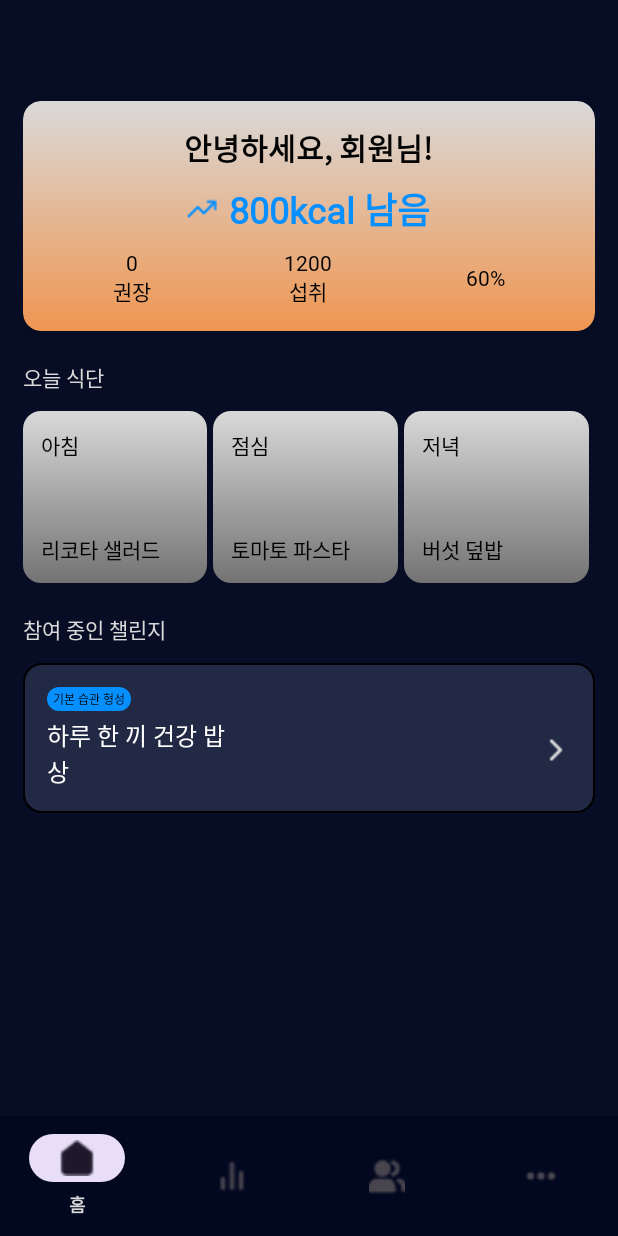
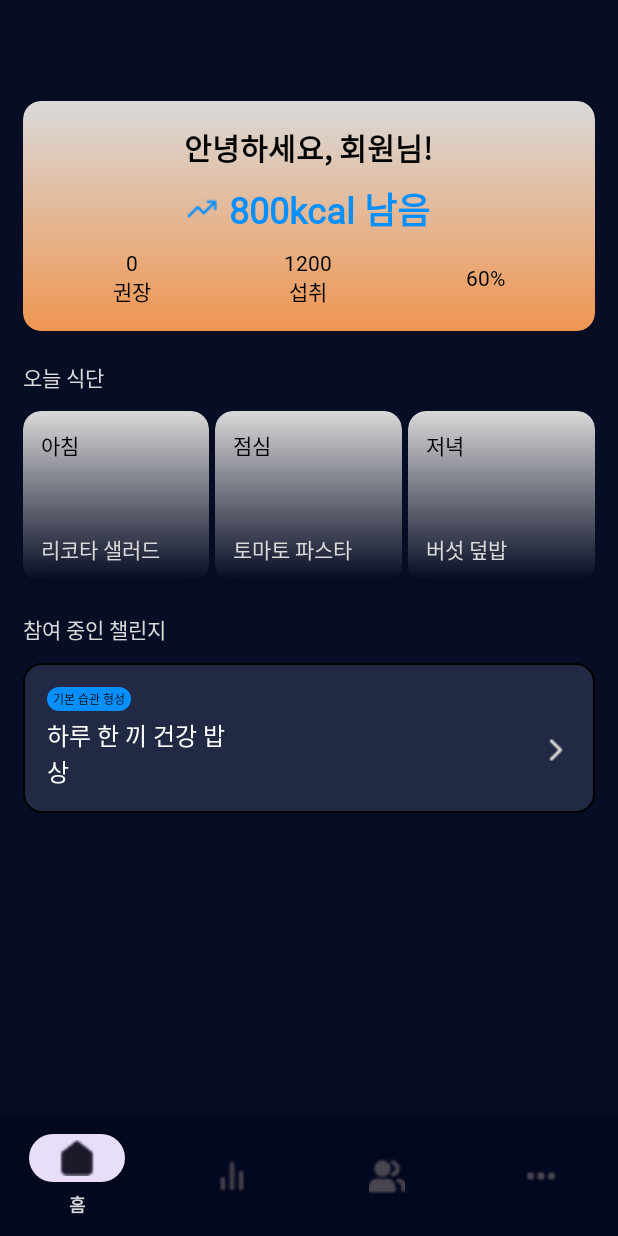
Before and after one commit to kimlog126/EATTO, an Android app: the screen it shows after launch once a user with an empty profile is signed in (Home), on a phone screen of 412 x 824 dp. Run offline under Robolectric (Android 15) with nearby library versions, the phone set to English and light mode, and no system bars; our stand-ins replace Firebase (no records; nobody signed in at launch, a user with empty details on screens opened directly); pictures from the network do not load.

Commit message:
✨feature: pixabay api connect to food image

```diff
--- a/app/build.gradle.kts
+++ b/app/build.gradle.kts
@@ -3,6 +3,8 @@ plugins {
     alias(libs.plugins.kotlin.android)
 
     id("com.google.gms.google-services")
+
+    id("org.jetbrains.kotlin.kapt")
 }
 
 android {
@@ -54,7 +56,17 @@ dependencies {
     implementation(libs.firebase.firestore.ktx)
     implementation(libs.firebase.analytics)
 
+    // 이미지 api
+    implementation("com.github.bumptech.glide:glide:4.16.0")
+    kapt("com.github.bumptech.glide:compiler:4.16.0")
+
+    implementation("com.squareup.okhttp3:okhttp:4.12.0")
+    implementation("com.squareup.okhttp3:logging-interceptor:4.12.0")
+
     testImplementation(libs.junit)
     androidTestImplementation(libs.androidx.junit)
     androidTestImplementation(libs.androidx.espresso.core)
+
+
+
 }
--- a/app/src/main/AndroidManifest.xml
+++ b/app/src/main/AndroidManifest.xml
@@ -1,6 +1,9 @@
 <?xml version="1.0" encoding="utf-8"?>
 <manifest xmlns:android="http://schemas.android.com/apk/res/android"
     xmlns:tools="http://schemas.android.com/tools">
+
+    <uses-permission android:name="android.permission.INTERNET" />
+
 
     <application
         android:allowBackup="true"
--- a/app/src/main/java/com/example/eatto/home/Home.kt
+++ b/app/src/main/java/com/example/eatto/home/Home.kt
@@ -2,29 +2,35 @@ package com.example.eatto.home
 
 import android.content.Intent
 import android.os.Bundle
+import android.util.Log
+import android.widget.ImageView
 import androidx.appcompat.app.AppCompatActivity
+import com.bumptech.glide.Glide
 import com.example.eatto.R
 import com.example.eatto.community.Challenge
 import com.example.eatto.community.Community
 import com.example.eatto.databinding.ActivityHomeBinding
-import com.example.eatto.intro.IntroSet2
 import com.example.eatto.more.More
 import com.example.eatto.report.Report
 import com.google.firebase.auth.FirebaseAuth
 import com.google.firebase.firestore.FirebaseFirestore
+import okhttp3.*
+import org.json.JSONObject
+import java.io.IOException
 
 class Home : AppCompatActivity() {
 
     private lateinit var binding: ActivityHomeBinding
+    private val client = OkHttpClient()
+    private val apiKey = "50875245-0e137f986f3f32d95a0321e67"
 
     override fun onCreate(savedInstanceState: Bundle?) {
         super.onCreate(savedInstanceState)
 
-        // ViewBinding 연결
         binding = ActivityHomeBinding.inflate(layoutInflater)
         setContentView(binding.root)
 
-        // ✅ Firestore에서 사용자 정보 불러오기
+        // Firestore에서 사용자 정보 불러오기
         val uid = FirebaseAuth.getInstance().currentUser?.uid
         if (uid != null) {
             FirebaseFirestore.getInstance().collection("users").document(uid)
@@ -42,13 +48,19 @@ class Home : AppCompatActivity() {
                 }
         }
 
+        // 음식 이름에 맞는 이미지 불러오기
+        val food1 = binding.food1.text.toString()
+        val food2 = binding.food2.text.toString()
+        val food3 = binding.food3.text.toString()
+
+        fetchFoodImage(food1, binding.morningImage)
+        fetchFoodImage(food2, binding.lunchImage)
+        fetchFoodImage(food3, binding.dinnerImage)
+
         // BottomNavigationView 클릭 처리
         binding.bottomNav.setOnItemSelectedListener { item ->
             when (item.itemId) {
-                R.id.nav_home -> {
-                    // 현재 화면이므로 이동 X
-                    true
-                }
+                R.id.nav_home -> true
                 R.id.nav_report -> {
                     startActivity(Intent(this, Report::class.java))
                     true
@@ -65,11 +77,42 @@ class Home : AppCompatActivity() {
             }
         }
 
-        // 화살표 버튼 클릭 → Challenge로 이동
+        // 챌린지 이동
         binding.imageButton.setOnClickListener {
             val intent = Intent(this, Challenge::class.java)
             startActivity(intent)
             finish()
         }
     }
+
+    private fun fetchFoodImage(foodName: String, imageView: ImageView) {
+        val url =
+            "https://pixabay.com/api/?key=$apiKey&q=${foodName}&image_type=photo&orientation=horizontal&per_page=3&lang=ko&category=food&editors_choice=true&order=popular&safesearch=true"
+
+
+
+        val request = Request.Builder().url(url).build()
+
+        client.newCall(request).enqueue(object : Callback {
+            override fun onFailure(call: Call, e: IOException) {
+                Log.e("Pixabay", "이미지 요청 실패: $e")
+            }
+
+            override fun onResponse(call: Call, response: Response) {
+                response.body?.string()?.let {
+                    val json = JSONObject(it)
+                    val hits = json.getJSONArray("hits")
+                    if (hits.length() > 0) {
+                        val imageUrl = hits.getJSONObject(0).getString("webformatURL")
+                        runOnUiThread {
+                            Glide.with(imageView.context)
+                                .load(imageUrl)
+                                .centerCrop()
+                                .into(imageView)
+                        }
+                    }
+                }
+            }
+        })
+    }
 }
--- a/app/src/main/java/com/example/eatto/intro/IntroSet1.kt
+++ b/app/src/main/java/com/example/eatto/intro/IntroSet1.kt
@@ -18,7 +18,7 @@ class IntroSet1 : AppCompatActivity() {
         binding.start1.setOnClickListener {
             val intent = Intent(this, IntroSet2::class.java)
             startActivity(intent)
-            finish() // 이전 액티비티 닫기 원할 경우
+            finish()
         }
     }
 }
--- a/app/src/main/java/com/example/eatto/intro/IntroSet2.kt
+++ b/app/src/main/java/com/example/eatto/intro/IntroSet2.kt
@@ -48,7 +48,7 @@ class IntroSet2 : AppCompatActivity() {
                                 val prefs = getSharedPreferences("user", MODE_PRIVATE)
                                 prefs.edit().putString("uid", uid).apply()
 
-                                // 성공적으로 저장 후에 화면 이동
+                                //  저장 후에 화면 이동
                                 startActivity(Intent(this, Home::class.java))
                                 finish()
                             }
--- a/app/src/main/res/drawable/card_food.xml
+++ b/app/src/main/res/drawable/card_food.xml
@@ -3,7 +3,7 @@
 
     <gradient
         android:startColor="@color/secondary"
-        android:endColor="#737373"
+        android:endColor="@color/primary"
         android:angle="270" />
     <corners android:radius="12dp" />
 
--- a/app/src/main/res/layout/activity_home.xml
+++ b/app/src/main/res/layout/activity_home.xml
@@ -137,19 +137,34 @@
                 android:id="@+id/todayFoodSection"
                 android:layout_width="match_parent"
                 android:layout_height="wrap_content"
+                android:layout_gravity="center"
                 android:layout_marginTop="8dp"
                 android:gravity="center"
                 android:orientation="horizontal"
                 android:weightSum="3">
 
                 <!-- 아침 카드 -->
-                <LinearLayout
+                <FrameLayout
                     android:id="@+id/morningCard"
                     android:layout_width="0dp"
                     android:layout_height="wrap_content"
                     android:layout_marginEnd="4dp"
                     android:layout_weight="1"
                     android:background="@drawable/card_food"
+                    android:clipToOutline="true"
+                    android:elevation="4dp"
+                    android:foreground="?attr/selectableItemBackground">
+
+                    <ImageView
+                        android:id="@+id/morningImage"
+                        android:layout_width="match_parent"
+                        android:layout_height="110dp"
+                        android:alpha="0.5"
+                        android:scaleType="centerCrop" />
+
+                    <LinearLayout
+                        android:layout_width="match_parent"
+                        android:layout_height="wrap_content"
                         android:orientation="vertical"
                         android:padding="12dp">
 
@@ -168,17 +183,29 @@
                             android:layout_marginTop="48dp"
                             android:fontFamily="@font/pretendard_bold"
                             android:text="리코타 샐러드"
-                        android:textColor="@color/text" />
+                            android:textColor="@color/secondary" />
                     </LinearLayout>
+                </FrameLayout>
 
-                <!-- 점심 카드 -->
-                <LinearLayout
+                <FrameLayout
                     android:id="@+id/lunchCard"
                     android:layout_width="0dp"
                     android:layout_height="wrap_content"
                     android:layout_marginEnd="4dp"
                     android:layout_weight="1"
                     android:background="@drawable/card_food"
+                    android:clipToOutline="true">
+
+                    <ImageView
+                        android:id="@+id/lunchImage"
+                        android:layout_width="match_parent"
+                        android:layout_height="110dp"
+                        android:alpha="0.3"
+                        android:scaleType="centerCrop" />
+
+                    <LinearLayout
+                        android:layout_width="match_parent"
+                        android:layout_height="wrap_content"
                         android:orientation="vertical"
                         android:padding="12dp">
 
@@ -197,17 +224,29 @@
                             android:layout_marginTop="48dp"
                             android:fontFamily="@font/pretendard_bold"
                             android:text="토마토 파스타"
-                        android:textColor="@color/text" />
+                            android:textColor="@color/secondary" />
                     </LinearLayout>
+                </FrameLayout>
 
                 <!-- 저녁 카드 -->
-                <LinearLayout
+                <FrameLayout
                     android:id="@+id/dinnerCard"
                     android:layout_width="0dp"
                     android:layout_height="wrap_content"
-                    android:layout_marginEnd="4dp"
                     android:layout_weight="1"
                     android:background="@drawable/card_food"
+                    android:clipToOutline="true">
+
+                    <ImageView
+                        android:id="@+id/dinnerImage"
+                        android:layout_width="match_parent"
+                        android:layout_height="110dp"
+                        android:alpha="0.3"
+                        android:scaleType="centerCrop" />
+
+                    <LinearLayout
+                        android:layout_width="match_parent"
+                        android:layout_height="wrap_content"
                         android:orientation="vertical"
                         android:padding="12dp">
 
@@ -226,12 +265,14 @@
                             android:layout_marginTop="48dp"
                             android:fontFamily="@font/pretendard_bold"
                             android:text="버섯 덮밥"
-                        android:textColor="@color/text" />
+                            android:textColor="@color/secondary" />
                     </LinearLayout>
+                </FrameLayout>
+
 
             </LinearLayout>
 
-            <!-- 4. 챌린지 카드 -->
+            <!-- 챌린지 -->
 
             <TextView
                 android:id="@+id/sectionTitle2"
@@ -309,7 +350,7 @@
         </LinearLayout>
     </ScrollView>
 
-    <!-- 5. 하단 네비게이션 -->
+    <!-- 하단 네비게이션 -->
     <com.google.android.material.bottomnavigation.BottomNavigationView
         android:id="@+id/bottomNav"
         android:layout_width="0dp"
```
Lines whose indentation alone changed are shown as unchanged.
